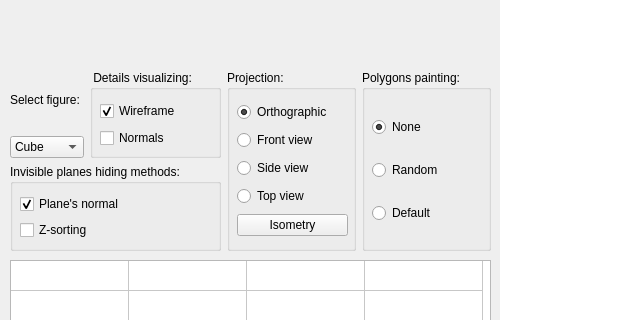
This is Polyhedron/mainwindow.ui in artem-barsov/Computer-Graphics as Qt 5 draws it before an edit; both pictures show x 0 to 641 and y 180 to 500 of the 1301 by 652 pixel window. The edited form follows.
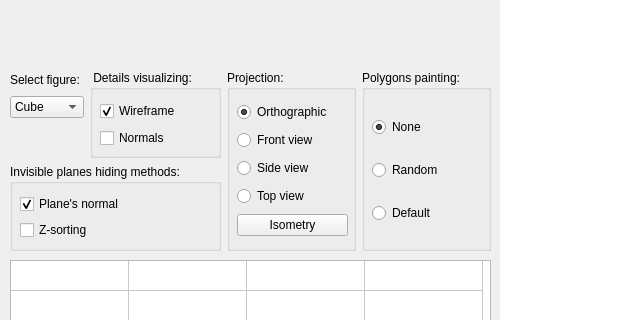
This is the edited form.

What changed in the file:
```diff
--- a/Polyhedron/mainwindow.ui
+++ b/Polyhedron/mainwindow.ui
@@ -444,7 +444,7 @@
     <column/>
     <column/>
    </widget>
-   <widget class="QWidget" name="">
+   <widget class="QWidget" name="layoutWidget">
     <property name="geometry">
      <rect>
       <x>10</x>
@@ -481,6 +481,22 @@
              </item>
             </widget>
            </item>
+           <item>
+            <spacer name="verticalSpacer">
+             <property name="orientation">
+              <enum>Qt::Vertical</enum>
+             </property>
+             <property name="sizeType">
+              <enum>QSizePolicy::Preferred</enum>
+             </property>
+             <property name="sizeHint" stdset="0">
+              <size>
+               <width>20</width>
+               <height>40</height>
+              </size>
+             </property>
+            </spacer>
+           </item>
           </layout>
          </item>
          <item>
```
